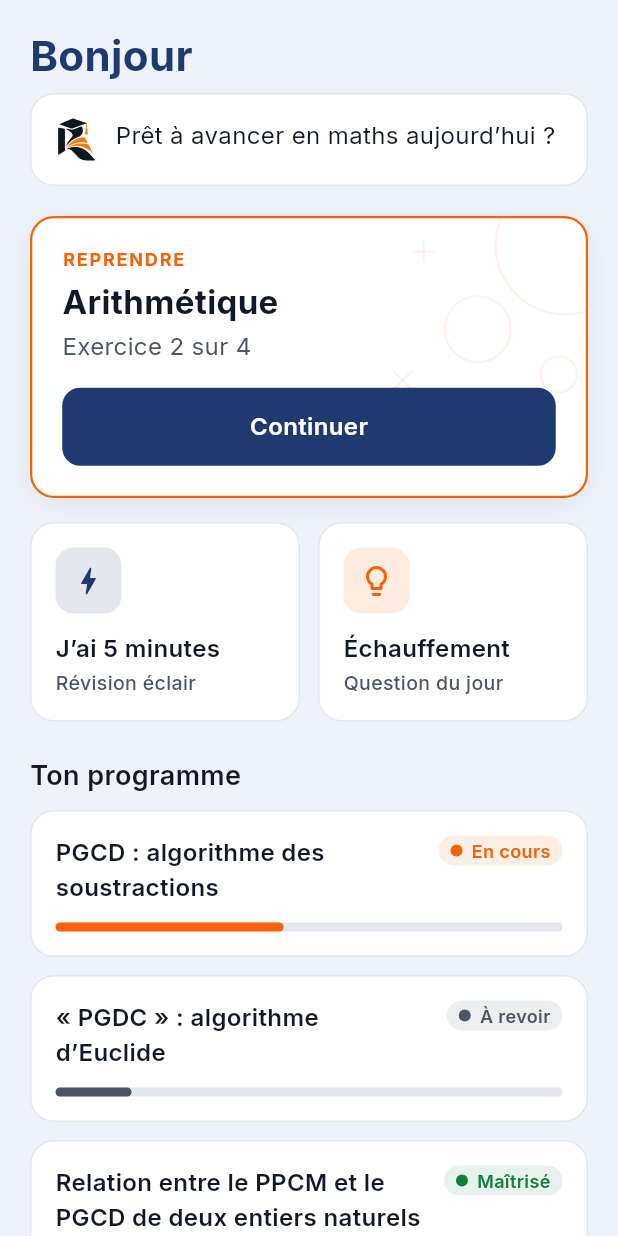
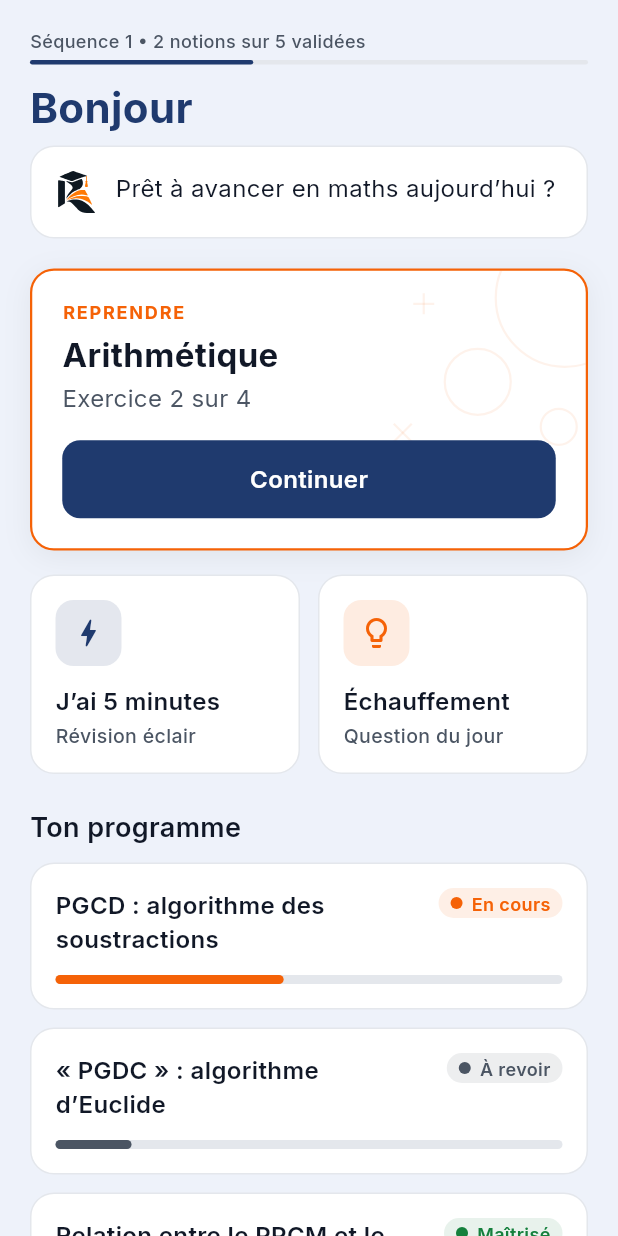
Before and after one commit to digitalholding2026-ux/relio-flutter-dart, a Flutter app: the HomePage screen opened directly with empty values, on a phone screen of 412 x 824 dp. Run offline on Flutter 3.47's test engine with Material 3 defaults, Android fonts, the light colour scheme and no system bars; our stand-ins replace drift, sqlite3_flutter_libs; accounts and stored records are empty; generated files the repository leaves out were written again.

Commit message:
Accueil : objectif de sequence et message contextuel de Relio
- Ligne d'objectif au-dessus du prenom : Sequence 1, 2 notions sur 5 validees, trait de 3 dp (Caption 12, #4B5563).

- HomeState porte SequenceObjective et message ; HomeState.mock(recentBlock) affiche la variante 'soustraction_fausse'.

- Les messages restent des donnees d'affichage : aucune detection, aucune persistance (regle 5).

- Hero Card et Timeline inchanges ; actions rapides toujours cliquables ; pas de Defi de la semaine.

- Espace insecable avant '?' pour eviter une ponctuation orpheline.

- Tests : objectif, variante de message, structure (barre au-dessus du prenom), actions rapides ; captures accueil-memoire.

```diff
--- a/lib/presentation/home/home_state.dart
+++ b/lib/presentation/home/home_state.dart
@@ -74,8 +74,7 @@ class LessonProgress {
       };
 }
 
-/// Chapitre proposé en reprise dans la carte principale.
-@immutable
+/// Chapitre proposé en reprise dans la carte principale.@immutable
 class ResumeTarget {
   /// Crée la cible de reprise.
   const ResumeTarget({
@@ -90,15 +89,64 @@ class ResumeTarget {
   final String positionLabel;
 }
 
+/// Objectif de séquence affiché en tête d'accueil.
+///
+/// « Séquence 1 • 2 notions sur 5 validées » : trois nombres, rien d'autre.
+/// Ce n'est ni une note ni un score — seulement la position dans le programme.
+/// Comme le reste de [HomeState], cet objet est une PROJECTION d'affichage :
+/// il n'est jamais persisté et sera calculé par le moteur à partir des faits
+/// observés.
+@immutable
+class SequenceObjective {
+  /// Crée l'objectif affiché.
+  const SequenceObjective({
+    required this.sequence,
+    required this.validated,
+    required this.notions,
+  });
+
+  /// Numéro de la séquence en cours.
+  final int sequence;
+
+  /// Nombre de notions déjà validées.
+  final int validated;
+
+  /// Nombre total de notions de la séquence.
+  final int notions;
+
+  /// Part validée, entre 0 et 1 — largeur du trait, jamais affichée en chiffre.
+  double get ratio {
+    if (notions <= 0) return 0;
+    return (validated / notions).clamp(0.0, 1.0);
+  }
+
+  /// Libellé affiché au-dessus du prénom.
+  String get label => RelioStrings.sequenceObjective(sequence, validated, notions);
+}
+
+/// Codes de blocage récent que les mocks savent reconnaître.
+///
+/// Un code est un FAIT observé (« soustraction_fausse »), pas un jugement :
+/// c'est le message affiché qui choisit comment en parler. Le moteur en
+/// fournira d'autres ; l'interface n'en connaît qu'un pour l'instant.
+abstract final class RecentBlockCodes {
+  /// Hésitation constatée sur une soustraction.
+  static const String subtractionWrong = 'soustraction_fausse';
+}
+
 /// Tout ce que l'écran d'accueil affiche.
 @immutable
 class HomeState {
   /// Crée un état d'accueil complet.
   const HomeState({
+    required this.objective,
     required this.message,
     required this.resume,
     required this.lessons,
   });
+
+  /// Objectif de séquence, affiché au-dessus du prénom.
+  final SequenceObjective objective;
 
   /// Message de Relio sous l'en-tête.
   final String message;
@@ -113,8 +161,13 @@ class HomeState {
   ///
   /// Les intitulés de leçons sont ceux du document validé (via
   /// [ArithmeticLesson]) : le mock n'invente aucun contenu pédagogique. Seuls
-  /// les états et les remplissages sont factices.
-  factory HomeState.mock() {
+  /// les états, les remplissages et le message contextuel sont factices.
+  ///
+  /// [recentBlock] permet de voir la variante de message : passer
+  /// [RecentBlockCodes.subtractionWrong] affiche le rappel sur les
+  /// soustractions. Tout autre code — ou l'absence de code — laisse le message
+  /// par défaut.
+  factory HomeState.mock({String? recentBlock}) {
     const List<LessonStatus> statuses = <LessonStatus>[
       LessonStatus.inProgress,
       LessonStatus.toReview,
@@ -123,7 +176,11 @@ class HomeState {
     const List<double> fills = <double>[0.45, 0.15, 1];
 
     return HomeState(
-      message: RelioStrings.relioMessage,
+      objective: const SequenceObjective(sequence: 1, validated: 2, notions: 5),
+      message: switch (recentBlock) {
+        RecentBlockCodes.subtractionWrong => RelioStrings.relioMessageSubtraction,
+        _ => RelioStrings.relioMessage,
+      },
       resume: ResumeTarget(
         chapterTitle: RelioStrings.chapterArithmetic,
         positionLabel: RelioStrings.resumeProgress(2, 4),
--- a/lib/presentation/home/home_widgets.dart
+++ b/lib/presentation/home/home_widgets.dart
@@ -11,6 +11,76 @@ import '../strings/relio_strings.dart';
 import '../theme/relio_theme.dart';
 import 'home_state.dart';
 import 'pressable_scale.dart';
+
+/// Objectif de séquence : une ligne discrète, et un trait qui la situe.
+///
+/// C'est le premier élément de l'écran, avant même le prénom : il répond à
+/// « où j'en suis dans le programme ? » sans prendre la place d'un titre.
+class SequenceObjectiveBar extends StatelessWidget {
+  /// Crée la barre d'objectif.
+  const SequenceObjectiveBar({super.key, required this.objective});
+
+  /// Séquence, notions validées et total.
+  final SequenceObjective objective;
+
+  @override
+  Widget build(BuildContext context) {
+    final palette = RelioPaletteScope.of(context);
+
+    return Column(
+      crossAxisAlignment: CrossAxisAlignment.start,
+      mainAxisSize: MainAxisSize.min,
+      children: <Widget>[
+        Text(
+          objective.label,
+          style: RelioType.captionSmall(palette),
+        ),
+        const SizedBox(height: RelioSpacing.xs),
+        _ObjectiveBar(
+          ratio: objective.ratio,
+          track: palette.outline,
+          fill: palette.primary,
+        ),
+      ],
+    );
+  }
+}
+
+/// Trait de progression de la séquence — 3 dp, sans chiffre.
+class _ObjectiveBar extends StatelessWidget {
+  const _ObjectiveBar({
+    required this.ratio,
+    required this.track,
+    required this.fill,
+  });
+
+  final double ratio;
+  final Color track;
+  final Color fill;
+
+  @override
+  Widget build(BuildContext context) {
+    return LayoutBuilder(
+      builder: (BuildContext context, BoxConstraints constraints) {
+        return Container(
+          height: RelioSizes.objectiveBarHeight,
+          decoration: BoxDecoration(
+            color: track,
+            borderRadius: RelioRadius.pillAll,
+          ),
+          alignment: Alignment.centerLeft,
+          child: Container(
+            width: constraints.maxWidth * ratio.clamp(0.0, 1.0),
+            decoration: BoxDecoration(
+              color: fill,
+              borderRadius: RelioRadius.pillAll,
+            ),
+          ),
+        );
+      },
+    );
+  }
+}
 
 /// Message de Relio : le mark à gauche, la bulle de texte à droite.
 ///
--- a/lib/presentation/screens/home_page.dart
+++ b/lib/presentation/screens/home_page.dart
@@ -148,6 +148,8 @@ class _HomePageState extends State<HomePage>
             RelioSpacing.xxxl,
           ),
           children: <Widget>[
+            SequenceObjectiveBar(objective: _state.objective),
+            const SizedBox(height: RelioSpacing.md),
             GreetingHeader(name: widget.name),
             const SizedBox(height: RelioSpacing.sm),
             RelioMessageCard(message: _state.message),
--- a/lib/presentation/strings/relio_strings.dart
+++ b/lib/presentation/strings/relio_strings.dart
@@ -156,7 +156,32 @@ abstract final class RelioStrings {
   static const String greeting = 'Bonjour';
 
   /// Message de Relio, dans la carte sous l'en-tête.
-  static const String relioMessage = 'Prêt à avancer en maths aujourd’hui ?';
+  ///
+  /// Message PAR DÉFAUT : aucun blocage récent n'est connu. C'est la valeur
+  /// que le moteur remplacera par un texte contextuel.
+  ///
+  /// L'espace qui précède « ? » est INSÉCABLE (`\u00A0`) : sans lui, la
+  /// ponctuation peut se retrouver seule sur la dernière ligne de la carte.
+  static const String relioMessage = 'Prêt à avancer en maths aujourd’hui\u00A0?';
+
+  /// Message de Relio quand une hésitation récente sur les soustractions a été
+  /// observée.
+  ///
+  /// Variante de DÉMONSTRATION : elle n'est affichée que si l'appelant passe le
+  /// code de blocage correspondant. Aucune détection n'existe encore.
+  static const String relioMessageSubtraction =
+      'J’ai vu que tu avais hésité sur les soustractions. On s’entraîne\u00A0?';
+
+  /// Objectif de séquence, en tête d'accueil.
+  ///
+  /// « notion » s'accorde avec le nombre DÉJÀ validé (« 1 notion »,
+  /// « 2 notions ») ; « validée(s) » s'accorde avec le nombre TOTAL
+  /// (« sur 1 validée », « sur 5 validées »).
+  static String sequenceObjective(int sequence, int validated, int total) {
+    final String notion = validated > 1 ? 'notions' : 'notion';
+    final String validatedWord = total > 1 ? 'validées' : 'validée';
+    return 'Séquence $sequence • $validated $notion sur $total $validatedWord';
+  }
 
   /// Étiquette de la carte principale.
   static const String resumeLabel = 'REPRENDRE';
--- a/lib/presentation/theme/relio_theme.dart
+++ b/lib/presentation/theme/relio_theme.dart
@@ -315,6 +315,12 @@ abstract final class RelioSizes {
   /// Hauteur de la barre de progression d'une leçon.
   static const double lessonBarHeight = 6;
 
+  /// Hauteur de la barre d'objectif de séquence, en tête d'accueil.
+  ///
+  /// Plus fine que celle d'une leçon : elle ne mesure pas un travail en cours,
+  /// elle situe une séquence. Un trait de 3 dp suffit à le dire.
+  static const double objectiveBarHeight = 3;
+
   /// Épaisseur de trait des icônes de la barre basse.
   static const double iconStrokeWidth = 1.75;
 }
@@ -423,7 +429,20 @@ abstract final class RelioType {
         color: p.textSecondary,
       );
 
-  /// Numeric — 20 / Medium, chiffres tabulaires.
+  /// CaptionSmall — 12 / Medium.
+  ///
+  /// Ligne d'information secondaire, plus discrète que [caption] : objectif de
+  /// séquence, mention de contexte. Même encre que lui — c'est la taille, pas
+  /// la couleur, qui la met au second plan.
+  static TextStyle captionSmall(RelioPalette p) => TextStyle(
+        fontSize: 12,
+        fontWeight: FontWeight.w500,
+        height: 1.35,
+        fontFamily: RelioTheme.fontFamily,
+        color: p.textSecondary,
+      );
+
+  /// Numeric - 20 / Medium, chiffres tabulaires.
   ///
   /// Utilisé pour les valeurs chiffrées alignées verticalement.
   static TextStyle numeric(RelioPalette p) => TextStyle(
--- a/pubspec.yaml
+++ b/pubspec.yaml
@@ -1,7 +1,7 @@
 name: relio
 description: "Relio - tuteur personnel de mathématiques."
 publish_to: 'none'
-version: 0.4.2+21
+version: 0.4.2+22
 
 environment:
   sdk: ^3.13.0
```
Also changed, not shown: tool/capture_accueil_test.dart (+14 -0 lines), 4 other files.
